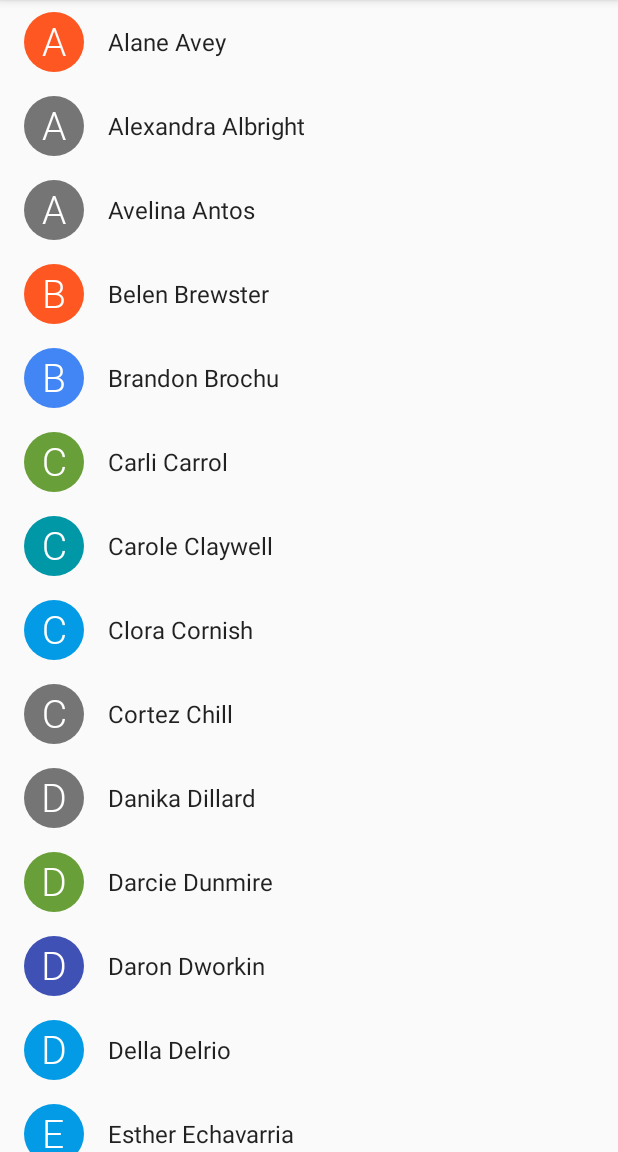
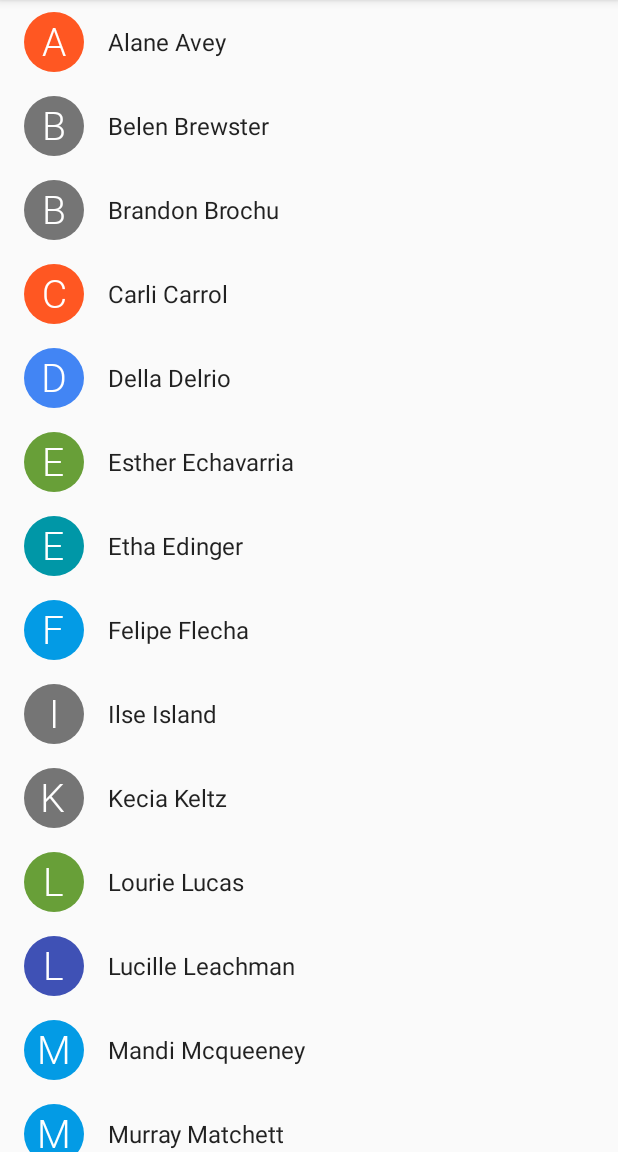
Before and after one commit to IvBaranov/MaterialLetterIcon, an Android app: the screen it shows after launch (MainActivity), on a phone screen of 412 x 824 dp, the part 84-1236 px from its top. Run offline under Robolectric (Android 15) with nearby library versions, the phone set to English and light mode, and no system bars; libraries missing offline, so code that uses them is left out: com.example.ivbaranov.

Commit message:
Update example app

```diff
--- a/app/src/main/java/com/github/ivbaranov/mli/example/MainActivity.java
+++ b/app/src/main/java/com/github/ivbaranov/mli/example/MainActivity.java
@@ -1,8 +1,8 @@
 package com.github.ivbaranov.mli.example;
 
 import android.content.Context;
+import android.os.Bundle;
 import android.support.v7.app.AppCompatActivity;
-import android.os.Bundle;
 import android.support.v7.widget.LinearLayoutManager;
 import android.support.v7.widget.RecyclerView;
 import android.util.TypedValue;
@@ -10,23 +10,17 @@ import android.view.LayoutInflater;
 import android.view.View;
 import android.view.ViewGroup;
 import android.widget.TextView;
-
 import com.github.ivbaranov.mli.MaterialLetterIcon;
-
 import java.util.Arrays;
 import java.util.List;
 import java.util.Random;
 
 public class MainActivity extends AppCompatActivity {
   private static final String[] desuNoto = {
-      "Alane Avey", "Alexandra Albright", "Avelina Antos", "Belen Brewster",
-      "Brandon Brochu", "Carli Carrol", "Carole Claywell", "Clora Cornish", "Cortez Chill",
-      "Danika Dillard", "Darcie Dunmire", "Daron Dworkin", "Della Delrio", "Esther Echavarria",
-      "Etha Edinger", "Felipe Flecha", "Ilse Island", "Kecia Keltz", "Kendra Korhonen",
-      "Kevin Kropf", "Kim Kettering", "Lakiesha Lauver", "Laquanda Lanman", "Laureen Lucey",
-      "Leonie Louis", "Lorina Longfellow", "Lourie Lucas", "Lucille Leachman", "Mandi Mcqueeney",
-      "Murray Matchett", "Nadia Nero", "Nannie Nipp", "Ozella Otis", "Pauletta Poehler",
-      "Perry Pizzo", "Phil Preslar", "Phoebe Pando", "Roderick Rippy", "Sherril Sager",
+      "Alane Avey", "Belen Brewster", "Brandon Brochu", "Carli Carrol", "Della Delrio",
+      "Esther Echavarria", "Etha Edinger", "Felipe Flecha", "Ilse Island", "Kecia Keltz",
+      "Lourie Lucas", "Lucille Leachman", "Mandi Mcqueeney", "Murray Matchett", "Nadia Nero",
+      "Nannie Nipp", "Ozella Otis", "Pauletta Poehler", "Roderick Rippy", "Sherril Sager",
       "Taneka Tenorio", "Treena Trentham", "Ulrike Uhlman", "Virgina Viau", "Willis Wysocki"
   };
   private static final Random RANDOM = new Random();
```
Also changed, not shown: app/src/main/res/layout/activity_main.xml (indentation only).
